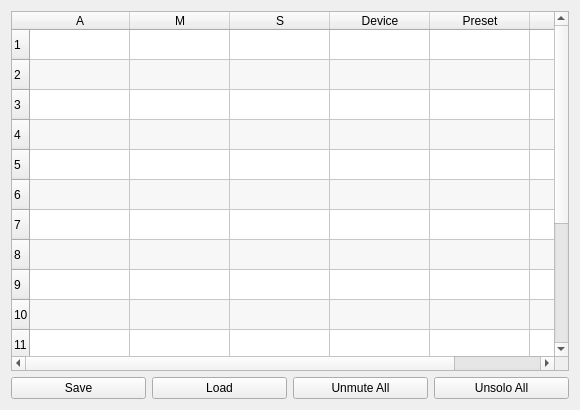
Above: qmidiplayer-desktop/qmpchannelswindow.ui from chirs241097/QMidiPlayer before the change. Below: the same form after it.
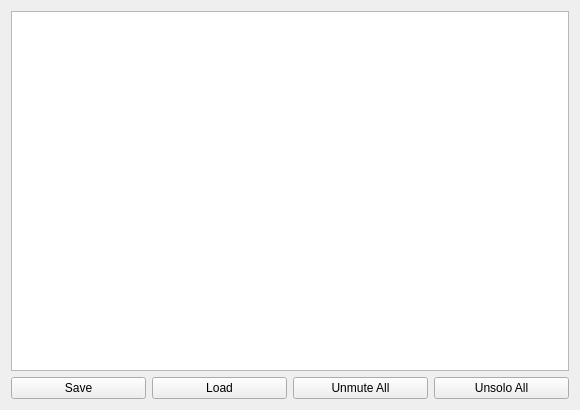
That is the form after the change.

The edit to the form file:
```diff
--- a/qmidiplayer-desktop/qmpchannelswindow.ui
+++ b/qmidiplayer-desktop/qmpchannelswindow.ui
@@ -29,80 +29,7 @@
    <item>
     <layout class="QVBoxLayout" name="verticalLayout_1">
      <item>
-      <widget class="QTableWidget" name="twChannels">
-       <property name="sizePolicy">
-        <sizepolicy hsizetype="Expanding" vsizetype="Expanding">
-         <horstretch>0</horstretch>
-         <verstretch>0</verstretch>
-        </sizepolicy>
-       </property>
-       <property name="alternatingRowColors">
-        <bool>true</bool>
-       </property>
-       <property name="selectionMode">
-        <enum>QAbstractItemView::NoSelection</enum>
-       </property>
-       <property name="cornerButtonEnabled">
-        <bool>false</bool>
-       </property>
-       <property name="rowCount">
-        <number>16</number>
-       </property>
-       <property name="columnCount">
-        <number>6</number>
-       </property>
-       <row/>
-       <row/>
-       <row/>
-       <row/>
-       <row/>
-       <row/>
-       <row/>
-       <row/>
-       <row/>
-       <row/>
-       <row/>
-       <row/>
-       <row/>
-       <row/>
-       <row/>
-       <row/>
-       <column>
-        <property name="text">
-         <string>A</string>
-        </property>
-       </column>
-       <column>
-        <property name="text">
-         <string>M</string>
-        </property>
-       </column>
-       <column>
-        <property name="text">
-         <string>S</string>
-        </property>
-       </column>
-       <column>
-        <property name="text">
-         <string>Device</string>
-        </property>
-       </column>
-       <column>
-        <property name="text">
-         <string>Preset</string>
-        </property>
-       </column>
-       <column>
-        <property name="text">
-         <string>...</string>
-        </property>
-       </column>
-       <item row="0" column="1">
-        <property name="text">
-         <string/>
-        </property>
-       </item>
-      </widget>
+      <widget class="QTableView" name="tvChannels"/>
      </item>
     </layout>
    </item>
```
